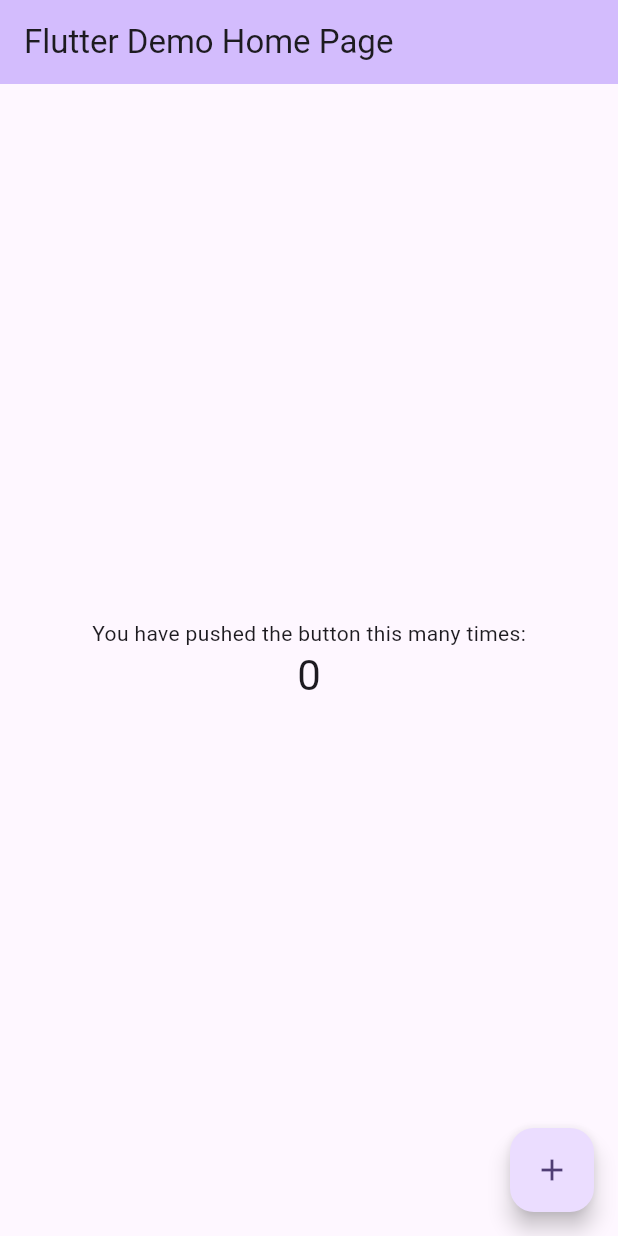
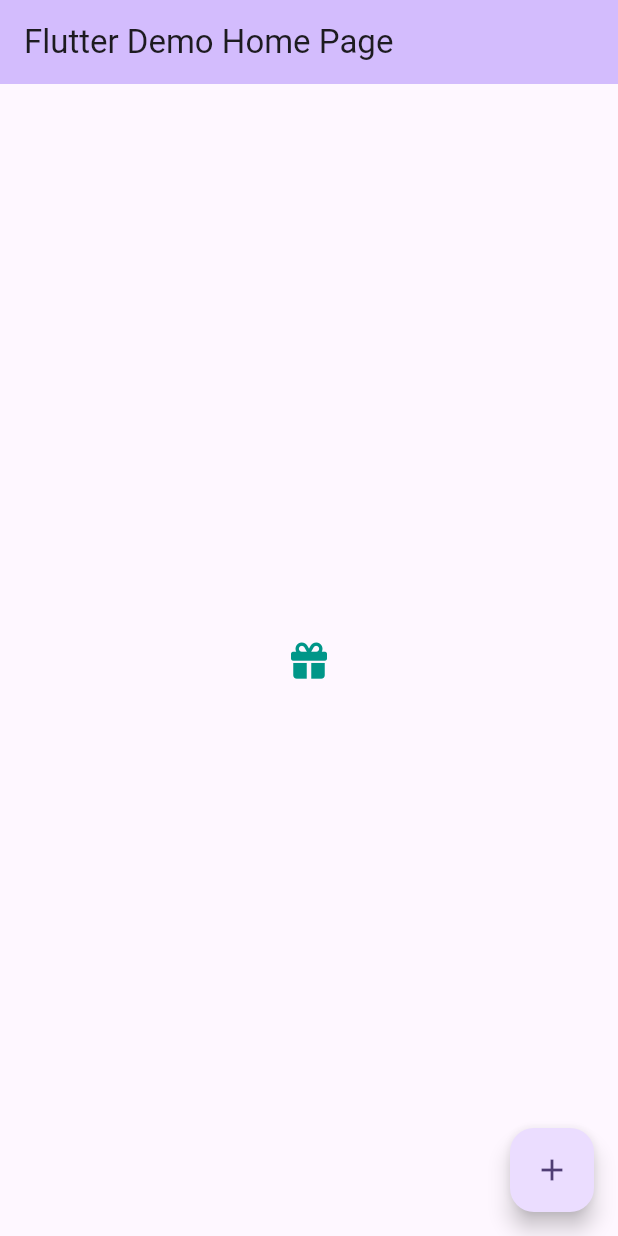
Before and after one commit to hareya0622/flutter-development-getting-started, a Flutter app: the screen it shows after launch, on a phone screen of 412 x 824 dp. Run offline on Flutter 3.47's test engine with Material 3 defaults, Android fonts, the phone set to English and light mode, and no system bars; our stand-ins replace font_awesome_flutter.

Commit message:
リスト 2.15

```diff
--- a/lib/main.dart
+++ b/lib/main.dart
@@ -1,4 +1,5 @@
 import 'package:flutter/material.dart';
+import 'package:font_awesome_flutter/font_awesome_flutter.dart';
 
 // エントリーポイントのmain関数
 void main() {
@@ -49,17 +50,9 @@ class _MyHomePageState extends State<MyHomePage> {
         title: Text(widget.title),
       ),
       body: Center(
-        child: Column(
-          mainAxisAlignment: MainAxisAlignment.center,
-          children: <Widget>[
-            const Text(
-              'You have pushed the button this many times:',
-            ),
-            Text(
-              '$_counter',
-              style: Theme.of(context).textTheme.headlineMedium,
-            ),
-          ],
+        child: Icon(
+          FontAwesomeIcons.gift,
+          color: Colors.teal,
         ),
       ),
       floatingActionButton: FloatingActionButton(
--- a/pubspec.yaml
+++ b/pubspec.yaml
@@ -30,6 +30,7 @@ environment:
 dependencies:
   flutter:
     sdk: flutter
+  font_awesome_flutter: ^10.1.0
 
 
   # The following adds the Cupertino Icons font to your application.
```
Also changed, not shown: pubspec.lock.
